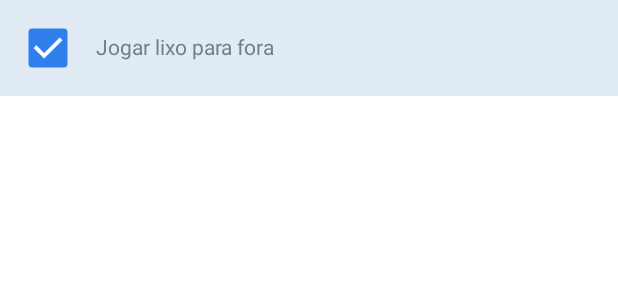
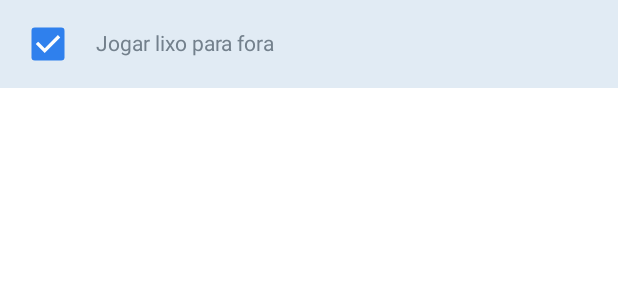
Before and after one commit to matheusjuan1/todolist-android, an Android app built with Jetpack Compose: the @Preview function TodoTaskItemDonePreview, on a phone screen of 412 x 824 dp. Shown: the top 300 px of the screen. Run offline under Robolectric (Android 15) with nearby library versions, the phone set to English and light mode, and no system bars.

Commit message:
FEAT[Components] Adiciona opcao de desabilitar TodoCircleButton e altera layout TodoTaskItem

```diff
--- a/app/src/main/java/br/com/matheusjuan/todolist/ui/components/task/TodoTaskItem.kt
+++ b/app/src/main/java/br/com/matheusjuan/todolist/ui/components/task/TodoTaskItem.kt
@@ -33,12 +33,12 @@ fun TodoTaskItem(
         modifier = modifier
             .clickable { onClick(task) }
             .background(if (task.done) Gray200 else Gray100)
-            .padding(8.dp),
+            .padding(vertical = 5.dp, horizontal = 8.dp),
         verticalAlignment = Alignment.CenterVertically,
         horizontalArrangement = Arrangement.spacedBy(8.dp)
     ) {
         TodoCheckbox(
-            modifier = Modifier.scale(1.3f),
+            modifier = Modifier.scale(1.1f),
             checked = task.done,
             onCheckedChange = onCheckedChange
         )
```
Also changed, not shown: app/src/main/java/br/com/matheusjuan/todolist/ui/components/button/TodoCircleButton.kt (+17 -5 lines).
